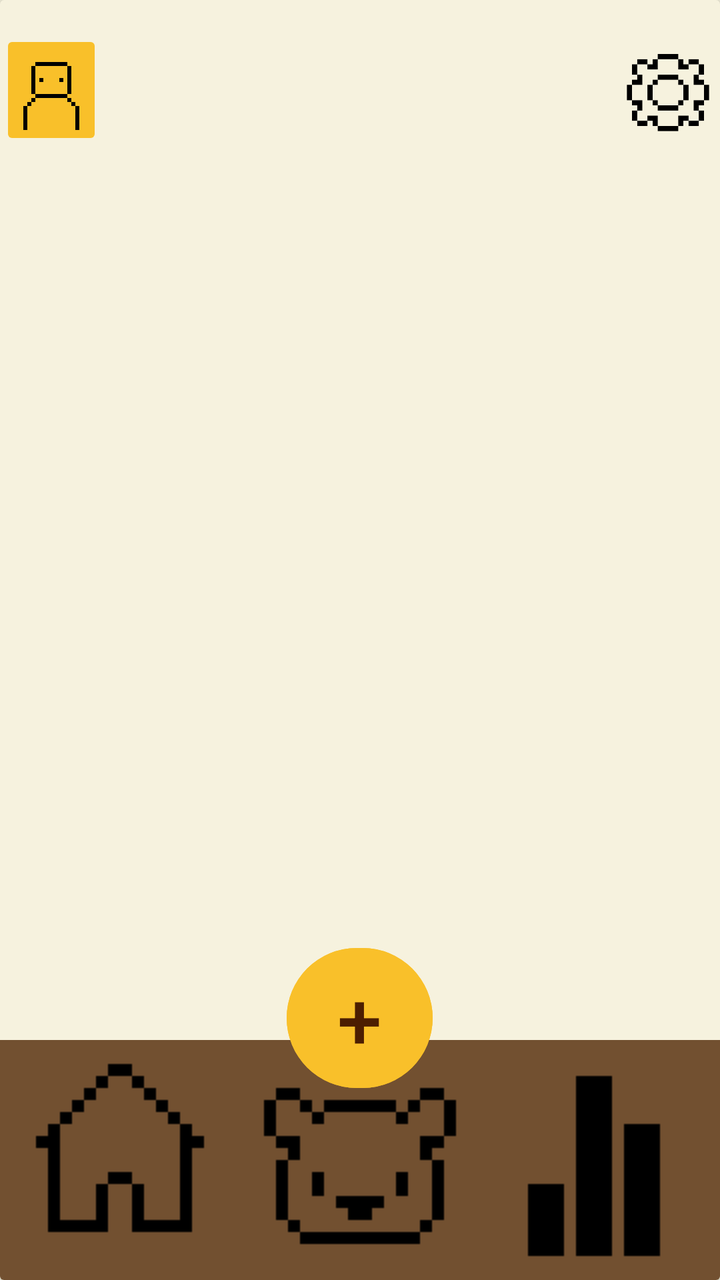
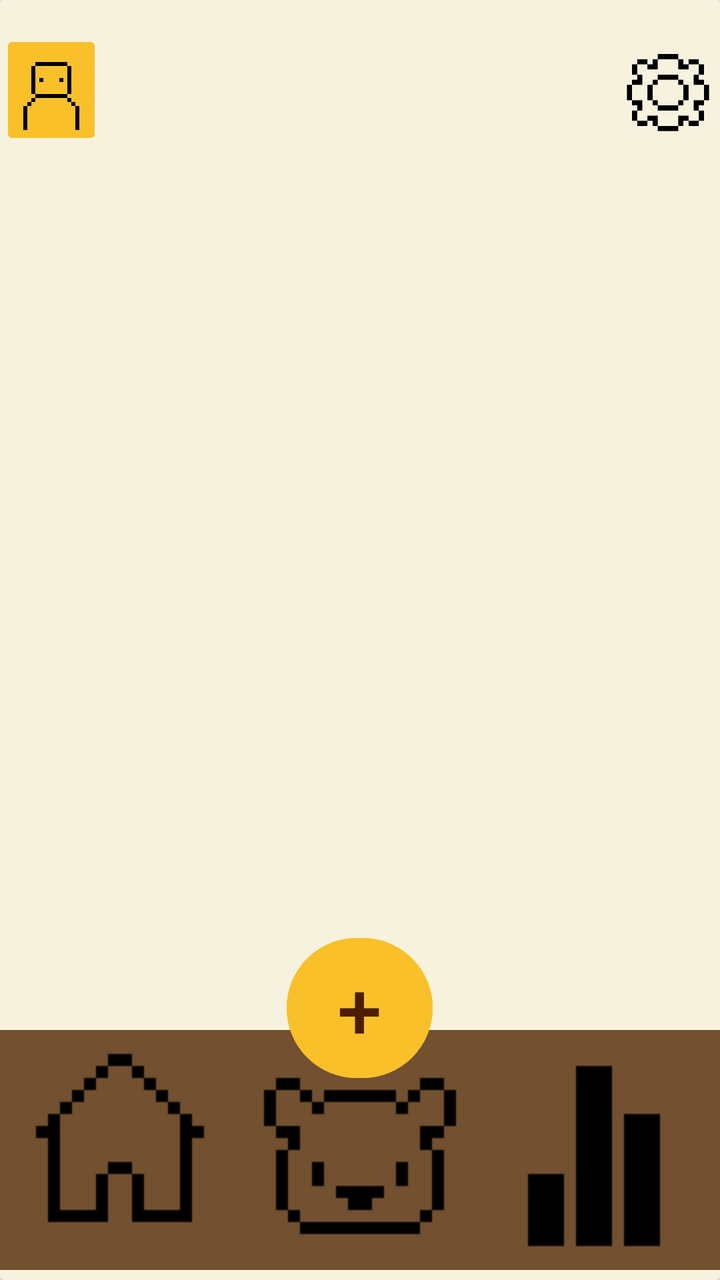

Screens rendered from an Android XML layout before and after an edit, with the pre-edit source and the edit as a unified diff.
<!-- AndroidManifest.xml: application theme Theme.BeeBudgetingLimited -->
<!-- res/layout/activity_analytics.xml -->
<?xml version="1.0" encoding="utf-8"?>
<androidx.drawerlayout.widget.DrawerLayout xmlns:android="http://schemas.android.com/apk/res/android"
    xmlns:app="http://schemas.android.com/apk/res-auto"
    xmlns:tools="http://schemas.android.com/tools"
    android:id="@+id/main"
    android:layout_width="match_parent"
    android:layout_height="match_parent"
    tools:context=".Analytics"
    android:background="@color/Cream">

    <androidx.cardview.widget.CardView
        android:layout_width="match_parent"
        android:layout_height="wrap_content"
        app:cardBackgroundColor="@color/Cream">

        <LinearLayout
            android:layout_width="match_parent"
            android:layout_height="match_parent"
            android:orientation="vertical">

            
            <androidx.cardview.widget.CardView
                android:layout_width="match_parent"
                android:layout_height="wrap_content" />

            
            <LinearLayout
                android:layout_width="match_parent"
                android:layout_height="60dp"
                android:layout_marginVertical="15dp"
                android:orientation="horizontal">

                <ImageButton
                    android:id="@+id/ProfileBtn"
                    android:layout_width="0dp"
                    android:layout_height="wrap_content"
                    android:layout_weight="0.2"
                    android:backgroundTint="@color/Bright_yellow"
                    android:scaleType="centerCrop"
                    app:srcCompat="@drawable/profileicon" />

                <ImageView
                    android:id="@+id/imageView3"
                    android:layout_width="0dp"
                    android:layout_height="wrap_content"
                    android:layout_weight="1"
                    android:alpha="0"
                    app:srcCompat="@drawable/house" />
                />

                <ImageButton
                    android:id="@+id/Settingsbtn"
                    android:layout_width="0dp"
                    android:layout_height="match_parent"
                    android:layout_weight="0.2"
                    android:background="@android:color/transparent"
                    android:scaleType="fitCenter"
                    app:srcCompat="@drawable/cogicon" />
                />

            </LinearLayout>

        </LinearLayout>

        <RelativeLayout
            android:id="@+id/bottomBar"
            android:layout_width="match_parent"
            android:layout_height="170dp"
            android:layout_gravity="bottom">

            <LinearLayout
                android:layout_width="match_parent"
                android:layout_height="match_parent"
                android:gravity="bottom"
                android:orientation="horizontal">

                <ImageButton
                    android:id="@+id/Homebtn"
                    android:layout_width="wrap_content"
                    android:layout_height="wrap_content"
                    android:layout_weight="1"
                    android:background="#725030"
                    app:srcCompat="@drawable/houseicon" />

                <ImageButton
                    android:id="@+id/Barrybtn"
                    android:layout_width="wrap_content"
                    android:layout_height="wrap_content"
                    android:layout_weight="1"
                    android:background="#725030"
                    app:srcCompat="@drawable/bearicon" />

                <ImageButton
                    android:id="@+id/Analyticsbtn"
                    android:layout_width="wrap_content"
                    android:layout_height="wrap_content"
                    android:layout_weight="1"
                    android:background="#725030"
                    app:srcCompat="@drawable/analyticsicon" />

            </LinearLayout>

            <Button
                android:id="@+id/Addbtn"
                android:layout_width="73dp"
                android:layout_height="78dp"
                android:layout_centerHorizontal="true"
                android:layout_marginTop="0dp"

                android:backgroundTint="@color/Bright_yellow"
                android:text="+"
                android:textColor="@color/Dark_brown"
                android:textColorLink="#f2c560"
                android:textSize="40dp" />

        </RelativeLayout>

    </androidx.cardview.widget.CardView>

</androidx.drawerlayout.widget.DrawerLayout>
<!-- resources referenced by this layout -->
<resources>
  <color name="Bright_yellow">#f9c02a</color>
  <color name="Cream">#f6f2de</color>
  <color name="Dark_brown">#4c1e01</color>
  <!-- drawable analyticsicon: png bitmap (drawable, 346 bytes) -->
  <!-- drawable bearicon: png bitmap (drawable, 423 bytes) -->
  <!-- drawable cogicon: png bitmap (drawable, 702 bytes) -->
  <!-- drawable house: png bitmap (drawable, 413934 bytes) -->
  <!-- drawable houseicon: png bitmap (drawable, 405 bytes) -->
  <!-- drawable profileicon: png bitmap (drawable, 471 bytes) -->
  <style name="Theme.BeeBudgetingLimited" parent="Base.Theme.BeeBudgetingLimited" />
  <style name="Base.Theme.BeeBudgetingLimited" parent="Theme.Material3.DayNight.NoActionBar">
          
          
      </style>
</resources>

<!-- the commit's change to res/layout/activity_analytics.xml (unified diff, before → after) -->
@@ -66,7 +66,8 @@
             android:id="@+id/bottomBar"
             android:layout_width="match_parent"
             android:layout_height="170dp"
-            android:layout_gravity="bottom">
+            android:layout_gravity="bottom"
+            android:layout_marginVertical="5dp">
 
             <LinearLayout
                 android:layout_width="match_parent"
